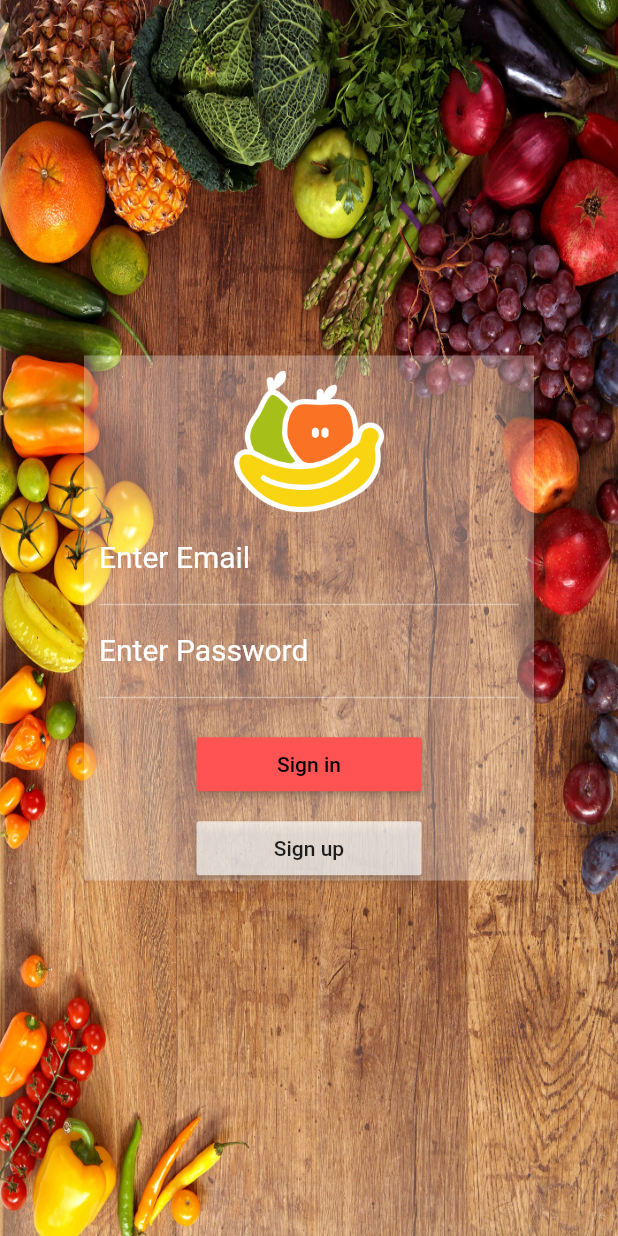
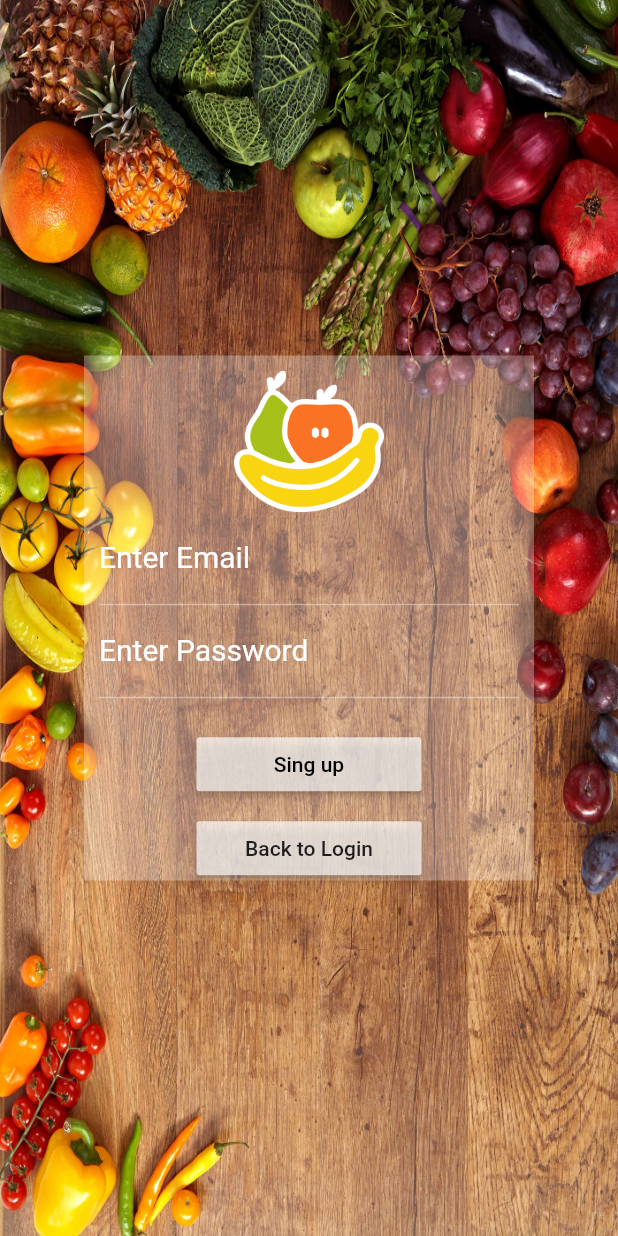
Before and after one commit to esron/flutter_login_page, a Flutter app: the screen it shows after launch, after a tap on "Sign up", on a phone screen of 412 x 824 dp. Run offline on Flutter 3.47's test engine with Material 2 defaults, Android fonts, the phone set to English and light mode, and no system bars.

Commit message:
trocar a cor do botão login e os textos

```diff
--- a/lib/main.dart
+++ b/lib/main.dart
@@ -21,6 +21,13 @@ class LoginPageState extends State<LoginPage>
     with SingleTickerProviderStateMixin {
   AnimationController _iconAnimationController;
   Animation<double> _iconAnimation;
+  bool _isLogginIn = true;
+
+  void _toggleLogin() {
+    setState(() {
+          _isLogginIn = !_isLogginIn;
+        });
+  }
 
   @override
   void initState() {
@@ -36,6 +43,7 @@ class LoginPageState extends State<LoginPage>
   @override
   Widget build(BuildContext context) {
     return new Scaffold(
+      resizeToAvoidBottomPadding: false,
       body: new Stack(
         fit: StackFit.expand,
         children: <Widget>[
@@ -85,9 +93,13 @@ class LoginPageState extends State<LoginPage>
                           ),
                           new MaterialButton(
                             minWidth: 150.0,
-                            color: Colors.redAccent,
+                            color: (_isLogginIn
+                                ? Colors.redAccent
+                                : Colors.white70),
                             textColor: Colors.black,
-                            child: new Text('Sign in'),
+                            child: (_isLogginIn
+                                ? new Text('Sign in')
+                                : new Text('Sing up')),
                             onPressed: () => {},
                           ),
                           new Padding(
@@ -97,8 +109,10 @@ class LoginPageState extends State<LoginPage>
                             minWidth: 150.0,
                             color: Colors.white70,
                             textColor: Colors.black87,
-                            child: new Text('Sign up'),
-                            onPressed: () => {},
+                            child: (_isLogginIn
+                                ? new Text('Sign up')
+                                : new Text('Back to Login')),
+                            onPressed: _toggleLogin,
                           )
                         ],
                       ),
```
